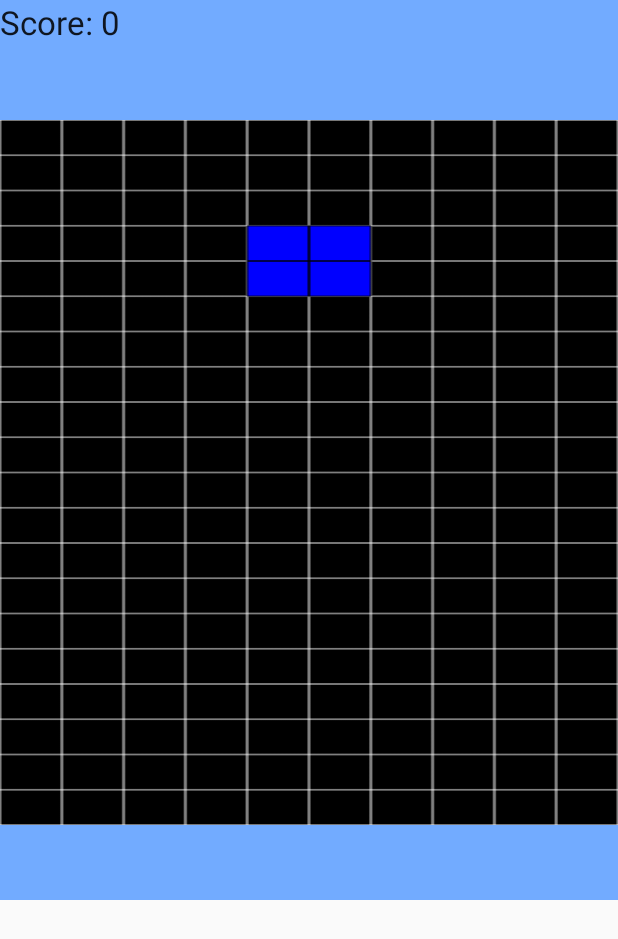
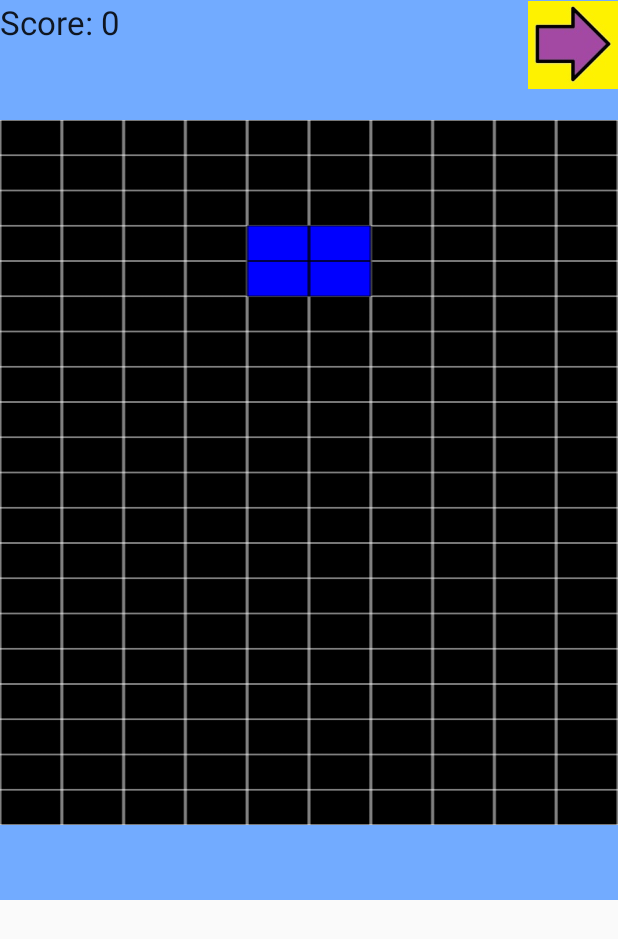
Before and after one commit to Eva87/dgp1, an Android app: the PantallaJuego screen opened directly, with no data from a screen before it, on a phone screen of 412 x 824 dp. Shown: the top 939 px of the screen. Run offline under Robolectric (Android 15) with nearby library versions, the phone set to English and light mode, and no system bars.

Commit message:
ImageView para la ficha previa

```diff
--- a/app/src/main/java/com/dgp2/tetris/PantallaJuego.java
+++ b/app/src/main/java/com/dgp2/tetris/PantallaJuego.java
@@ -2,6 +2,7 @@ package com.dgp2.tetris;
 
 import android.app.Activity;
 import android.content.ContentValues;
+import android.content.Intent;
 import android.content.SharedPreferences;
 import android.graphics.Bitmap;
 import android.graphics.Canvas;
@@ -17,8 +18,11 @@ import android.view.Display;
 import android.view.GestureDetector;
 import android.view.MotionEvent;
 import android.view.View;
+import android.widget.Button;
+import android.widget.ImageView;
 import android.widget.LinearLayout;
 import android.widget.TextView;
+import android.widget.Toast;
 
 import androidx.core.view.GestureDetectorCompat;
 
@@ -32,7 +36,6 @@ public class PantallaJuego extends Activity implements GestureDetector.OnGesture
     final int AnchuraPantalla = 400;
     final Handler operaciones = new Handler();
     final Forma[] formas = new Forma[11];
-    final int PAUSAR = 0;
     final int IR_DERECHA = 1;
     final int IR_ABAJO = 2;
     final int IR_IZQUIERDA = 3;
@@ -41,9 +44,12 @@ public class PantallaJuego extends Activity implements GestureDetector.OnGesture
     String dificultad, rapidez;
     int puntuacion;
     boolean juegoEnMarcha, juegoEnPausa, estadoVelocidadRapidez, estadoActual;
+    private long TiempoDeEspera;
 
     final int dx[] = {-1, 0, 1, 0};
     final int dy[] = {0, 1, 0, -1};
+
+    ImageView vistaPiezaProxima;
 
     private GestureDetectorCompat detectorDeGestos;
 
@@ -62,6 +68,8 @@ public class PantallaJuego extends Activity implements GestureDetector.OnGesture
         super.onCreate(savedInstanceState);
         setContentView(R.layout.activity_pantalla_juego);
         SharedPreferences prefs = PreferenceManager.getDefaultSharedPreferences(this);
+
+        vistaPiezaProxima=  findViewById(R.id.verPieza);
 
         dificultad = prefs.getString("difficulty_preference", "Normal");
         numeroFilas = Integer.parseInt(prefs.getString("num_rows_preference", "20")) + 6;
@@ -723,6 +731,18 @@ public class PantallaJuego extends Activity implements GestureDetector.OnGesture
         return super.onTouchEvent(event);
     }
 
+    @Override
+    public void onBackPressed() {
+        if (TiempoDeEspera + 1500 > System.currentTimeMillis()) {
+            Intent intent = new Intent(PantallaJuego.this, MainActivity.class);
+            startActivity(intent);
+        } else {
+            Toast.makeText(this, "Pulsa nuevamente para acabar", Toast.LENGTH_SHORT).show();
+        }
+
+        TiempoDeEspera = System.currentTimeMillis();
+    }
+
     public double getAngle(float x1, float y1, float x2, float y2) {
 
         double rad = Math.atan2(y1 - y2, x2 - x1) + Math.PI;
--- a/app/src/main/res/layout/activity_pantalla_juego.xml
+++ b/app/src/main/res/layout/activity_pantalla_juego.xml
@@ -68,5 +68,13 @@
         android:textIsSelectable="false"
         android:textSize="30sp" />
 
+    <ImageView
+        android:id="@+id/verPieza"
+        android:layout_width="60dp"
+        android:layout_height="60dp"
+        android:src="@drawable/der"
+        app:layout_constraintEnd_toEndOf="parent"
+        app:layout_constraintTop_toTopOf="parent" />
+
 
 </androidx.constraintlayout.widget.ConstraintLayout>
```
